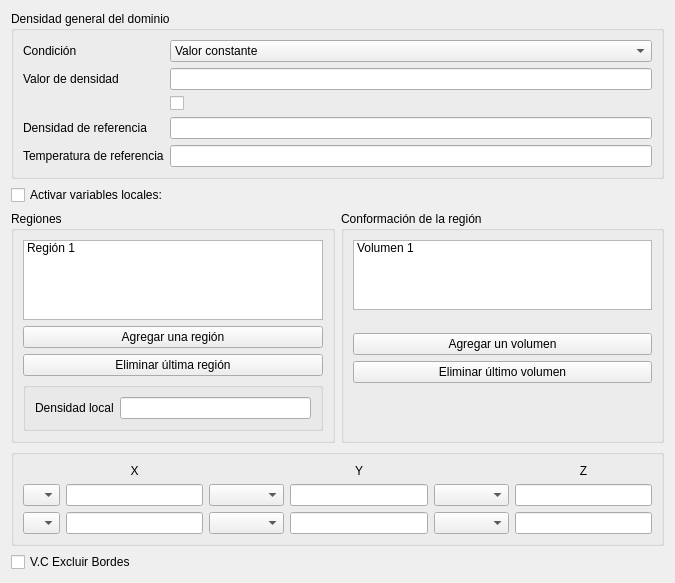
luisdavidrodm/PrePRODIC3D, file densidad_window/ui/densidad_window.ui: the form before one commit.
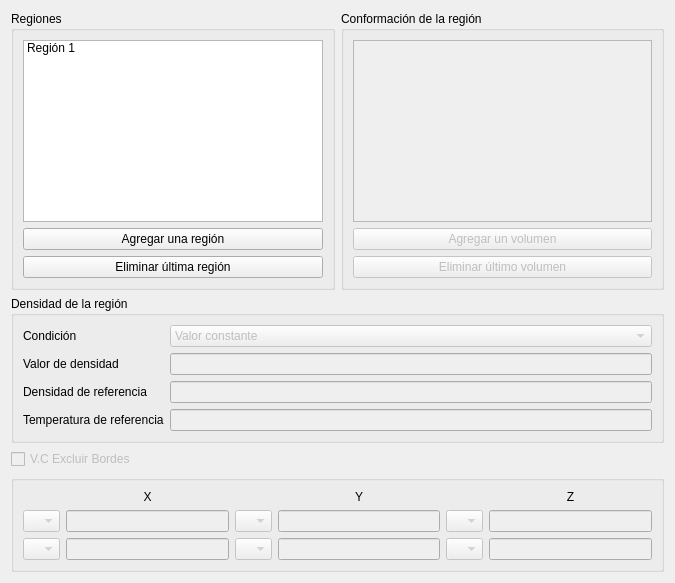
The form after the commit.

```diff
--- a/densidad_window/ui/densidad_window.ui
+++ b/densidad_window/ui/densidad_window.ui
@@ -14,209 +14,24 @@
    <string>Densidad - PrePRODIC3D</string>
   </property>
   <layout class="QGridLayout" name="gridLayout_2">
-   <item row="2" column="0">
-    <widget class="QGroupBox" name="groupBox_2">
-     <property name="title">
-      <string>Regiones</string>
-     </property>
-     <layout class="QVBoxLayout" name="verticalLayout">
-      <item>
-       <widget class="QListWidget" name="lw_regions">
-        <item>
-         <property name="text">
-          <string>Región 1</string>
-         </property>
-        </item>
-       </widget>
-      </item>
-      <item>
-       <widget class="QPushButton" name="pb_add_region">
-        <property name="text">
-         <string>Agregar una región</string>
-        </property>
-       </widget>
-      </item>
-      <item>
-       <widget class="QPushButton" name="pb_remove_region">
-        <property name="text">
-         <string>Eliminar última región</string>
-        </property>
-       </widget>
-      </item>
-      <item>
-       <widget class="QGroupBox" name="groupBox_5">
-        <property name="title">
-         <string/>
-        </property>
-        <layout class="QFormLayout" name="formLayout_2">
-         <item row="0" column="0">
-          <widget class="QLabel" name="label_5">
-           <property name="text">
-            <string>Densidad local</string>
-           </property>
-          </widget>
-         </item>
-         <item row="0" column="1">
-          <widget class="QLineEdit" name="le_local_value"/>
-         </item>
-        </layout>
-       </widget>
-      </item>
-     </layout>
-    </widget>
-   </item>
-   <item row="2" column="1">
-    <widget class="QGroupBox" name="groupBox_3">
-     <property name="title">
-      <string>Conformación de la región</string>
-     </property>
-     <layout class="QVBoxLayout" name="verticalLayout_2">
-      <item>
-       <widget class="QListWidget" name="lw_volumes">
-        <item>
-         <property name="text">
-          <string>Volumen 1</string>
-         </property>
-        </item>
-       </widget>
-      </item>
-      <item>
-       <spacer name="verticalSpacer">
-        <property name="orientation">
-         <enum>Qt::Vertical</enum>
-        </property>
-        <property name="sizeHint" stdset="0">
-         <size>
-          <width>20</width>
-          <height>220</height>
-         </size>
-        </property>
-       </spacer>
-      </item>
-      <item>
-       <widget class="QPushButton" name="pb_add_volume">
-        <property name="text">
-         <string>Agregar un volumen</string>
-        </property>
-       </widget>
-      </item>
-      <item>
-       <widget class="QPushButton" name="pb_remove_volume">
-        <property name="text">
-         <string>Eliminar último volumen</string>
-        </property>
-       </widget>
-      </item>
-      <item>
-       <spacer name="verticalSpacer_2">
-        <property name="orientation">
-         <enum>Qt::Vertical</enum>
-        </property>
-        <property name="sizeHint" stdset="0">
-         <size>
-          <width>20</width>
-          <height>250</height>
-         </size>
-        </property>
-       </spacer>
-      </item>
-     </layout>
-    </widget>
-   </item>
-   <item row="1" column="0" colspan="2">
-    <widget class="QCheckBox" name="chb_local_value">
-     <property name="contextMenuPolicy">
-      <enum>Qt::CustomContextMenu</enum>
-     </property>
-     <property name="layoutDirection">
-      <enum>Qt::LeftToRight</enum>
-     </property>
-     <property name="text">
-      <string>Activar variables locales:</string>
-     </property>
-     <property name="tristate">
-      <bool>false</bool>
-     </property>
-    </widget>
-   </item>
-   <item row="0" column="0" colspan="2">
-    <widget class="QGroupBox" name="groupBox">
-     <property name="title">
-      <string>Densidad general del dominio</string>
-     </property>
-     <layout class="QFormLayout" name="formLayout">
-      <item row="3" column="0">
-       <widget class="QLabel" name="label_2">
-        <property name="text">
-         <string>Valor de densidad</string>
-        </property>
-       </widget>
-      </item>
-      <item row="3" column="1">
-       <widget class="QLineEdit" name="le_general_value"/>
-      </item>
-      <item row="5" column="0">
-       <widget class="QLabel" name="label_3">
-        <property name="text">
-         <string>Densidad de referencia</string>
-        </property>
-       </widget>
-      </item>
-      <item row="5" column="1">
-       <widget class="QLineEdit" name="le_ref_rho"/>
-      </item>
-      <item row="6" column="0">
-       <widget class="QLabel" name="label_4">
-        <property name="text">
-         <string>Temperatura de referencia</string>
-        </property>
-       </widget>
-      </item>
-      <item row="6" column="1">
-       <widget class="QLineEdit" name="le_ref_temp"/>
-      </item>
-      <item row="0" column="0">
-       <widget class="QLabel" name="label">
-        <property name="text">
-         <string>Condición</string>
-        </property>
-       </widget>
-      </item>
-      <item row="0" column="1">
-       <widget class="QComboBox" name="cb_condition">
-        <item>
-         <property name="text">
-          <string>Valor constante</string>
-         </property>
-        </item>
-        <item>
-         <property name="text">
-          <string>Dependiente de la temperatura</string>
-         </property>
-        </item>
-       </widget>
-      </item>
-      <item row="4" column="1">
-       <widget class="QCheckBox" name="chb_ex_value">
-        <property name="text">
-         <string/>
-        </property>
-       </widget>
-      </item>
-     </layout>
-    </widget>
-   </item>
-   <item row="3" column="0" colspan="2">
+   <item row="4" column="0" colspan="2">
     <widget class="QGroupBox" name="groupBox_4">
      <property name="title">
       <string/>
      </property>
      <layout class="QGridLayout" name="gridLayout">
       <item row="2" column="1">
-       <widget class="QLineEdit" name="le_x_end"/>
+       <widget class="QLineEdit" name="le_x_end">
+        <property name="enabled">
+         <bool>false</bool>
+        </property>
+       </widget>
       </item>
       <item row="2" column="4">
        <widget class="QComboBox" name="cb_ex_z_end">
+        <property name="enabled">
+         <bool>false</bool>
+        </property>
         <item>
          <property name="text">
           <string/>
@@ -224,18 +39,21 @@
         </item>
         <item>
          <property name="text">
-          <string>Mayor a</string>
+          <string>&lt;</string>
          </property>
         </item>
         <item>
          <property name="text">
-          <string>Menor a</string>
+          <string>≤</string>
          </property>
         </item>
        </widget>
       </item>
       <item row="2" column="0">
        <widget class="QComboBox" name="cb_ex_x_end">
+        <property name="enabled">
+         <bool>false</bool>
+        </property>
         <item>
          <property name="text">
           <string/>
@@ -255,6 +73,9 @@
       </item>
       <item row="1" column="2">
        <widget class="QComboBox" name="cb_ex_y_start">
+        <property name="enabled">
+         <bool>false</bool>
+        </property>
         <item>
          <property name="text">
           <string/>
@@ -273,10 +94,17 @@
        </widget>
       </item>
       <item row="2" column="5">
-       <widget class="QLineEdit" name="le_z_end"/>
+       <widget class="QLineEdit" name="le_z_end">
+        <property name="enabled">
+         <bool>false</bool>
+        </property>
+       </widget>
       </item>
       <item row="2" column="2">
        <widget class="QComboBox" name="cb_ex_y_end">
+        <property name="enabled">
+         <bool>false</bool>
+        </property>
         <item>
          <property name="text">
           <string/>
@@ -284,18 +112,21 @@
         </item>
         <item>
          <property name="text">
-          <string>Mayor a</string>
+          <string>&lt;</string>
          </property>
         </item>
         <item>
          <property name="text">
-          <string>Menor a</string>
+          <string>≤</string>
          </property>
         </item>
        </widget>
       </item>
       <item row="1" column="0">
        <widget class="QComboBox" name="cb_ex_x_start">
+        <property name="enabled">
+         <bool>false</bool>
+        </property>
         <item>
          <property name="text">
           <string/>
@@ -334,10 +165,17 @@
        </widget>
       </item>
       <item row="1" column="1">
-       <widget class="QLineEdit" name="le_x_start"/>
+       <widget class="QLineEdit" name="le_x_start">
+        <property name="enabled">
+         <bool>false</bool>
+        </property>
+       </widget>
       </item>
       <item row="1" column="4">
        <widget class="QComboBox" name="cb_ex_z_start">
+        <property name="enabled">
+         <bool>false</bool>
+        </property>
         <item>
          <property name="text">
           <string/>
@@ -345,18 +183,22 @@
         </item>
         <item>
          <property name="text">
-          <string>Mayor a</string>
+          <string>&gt;</string>
          </property>
         </item>
         <item>
          <property name="text">
-          <string>Menor a</string>
+          <string>≥</string>
          </property>
         </item>
        </widget>
       </item>
       <item row="2" column="3">
-       <widget class="QLineEdit" name="le_y_end"/>
+       <widget class="QLineEdit" name="le_y_end">
+        <property name="enabled">
+         <bool>false</bool>
+        </property>
+       </widget>
       </item>
       <item row="0" column="5">
        <widget class="QLabel" name="label_10">
@@ -369,21 +211,175 @@
        </widget>
       </item>
       <item row="1" column="5">
-       <widget class="QLineEdit" name="le_z_start"/>
+       <widget class="QLineEdit" name="le_z_start">
+        <property name="enabled">
+         <bool>false</bool>
+        </property>
+       </widget>
       </item>
       <item row="1" column="3">
-       <widget class="QLineEdit" name="le_y_start"/>
+       <widget class="QLineEdit" name="le_y_start">
+        <property name="enabled">
+         <bool>false</bool>
+        </property>
+       </widget>
       </item>
      </layout>
     </widget>
    </item>
-   <item row="4" column="0">
+   <item row="3" column="0">
     <widget class="QCheckBox" name="chb_exclude_borders">
+     <property name="enabled">
+      <bool>false</bool>
+     </property>
      <property name="text">
       <string>V.C Excluir Bordes</string>
      </property>
     </widget>
    </item>
+   <item row="1" column="1">
+    <widget class="QGroupBox" name="groupBox_3">
+     <property name="title">
+      <string>Conformación de la región</string>
+     </property>
+     <layout class="QVBoxLayout" name="verticalLayout_2">
+      <item>
+       <widget class="QListWidget" name="lw_volumes">
+        <property name="enabled">
+         <bool>false</bool>
+        </property>
+       </widget>
+      </item>
+      <item>
+       <widget class="QPushButton" name="pb_add_volume">
+        <property name="enabled">
+         <bool>false</bool>
+        </property>
+        <property name="text">
+         <string>Agregar un volumen</string>
+        </property>
+       </widget>
+      </item>
+      <item>
+       <widget class="QPushButton" name="pb_remove_volume">
+        <property name="enabled">
+         <bool>false</bool>
+        </property>
+        <property name="text">
+         <string>Eliminar último volumen</string>
+        </property>
+       </widget>
+      </item>
+     </layout>
+    </widget>
+   </item>
+   <item row="2" column="0" colspan="2">
+    <widget class="QGroupBox" name="groupBox">
+     <property name="title">
+      <string>Densidad de la región</string>
+     </property>
+     <layout class="QFormLayout" name="formLayout">
+      <item row="0" column="0">
+       <widget class="QLabel" name="label">
+        <property name="text">
+         <string>Condición</string>
+        </property>
+       </widget>
+      </item>
+      <item row="0" column="1">
+       <widget class="QComboBox" name="cb_condition">
+        <property name="enabled">
+         <bool>false</bool>
+        </property>
+        <item>
+         <property name="text">
+          <string>Valor constante</string>
+         </property>
+        </item>
+        <item>
+         <property name="text">
+          <string>Dependiente de la temperatura</string>
+         </property>
+        </item>
+       </widget>
+      </item>
+      <item row="3" column="0">
+       <widget class="QLabel" name="label_2">
+        <property name="text">
+         <string>Valor de densidad</string>
+        </property>
+       </widget>
+      </item>
+      <item row="3" column="1">
+       <widget class="QLineEdit" name="le_local_value">
+        <property name="enabled">
+         <bool>false</bool>
+        </property>
+       </widget>
+      </item>
+      <item row="4" column="0">
+       <widget class="QLabel" name="label_3">
+        <property name="text">
+         <string>Densidad de referencia</string>
+        </property>
+       </widget>
+      </item>
+      <item row="4" column="1">
+       <widget class="QLineEdit" name="le_ref_rho">
+        <property name="enabled">
+         <bool>false</bool>
+        </property>
+       </widget>
+      </item>
+      <item row="5" column="0">
+       <widget class="QLabel" name="label_4">
+        <property name="text">
+         <string>Temperatura de referencia</string>
+        </property>
+       </widget>
+      </item>
+      <item row="5" column="1">
+       <widget class="QLineEdit" name="le_ref_temp">
+        <property name="enabled">
+         <bool>false</bool>
+        </property>
+       </widget>
+      </item>
+     </layout>
+    </widget>
+   </item>
+   <item row="1" column="0">
+    <widget class="QGroupBox" name="groupBox_2">
+     <property name="title">
+      <string>Regiones</string>
+     </property>
+     <layout class="QVBoxLayout" name="verticalLayout">
+      <item>
+       <widget class="QListWidget" name="lw_regions">
+        <item>
+         <property name="text">
+          <string>Región 1</string>
+         </property>
+        </item>
+       </widget>
+      </item>
+      <item>
+       <widget class="QPushButton" name="pb_add_region">
+        <property name="text">
+         <string>Agregar una región</string>
+        </property>
+       </widget>
+      </item>
+      <item>
+       <widget class="QPushButton" name="pb_remove_region">
+        <property name="text">
+         <string>Eliminar última región</string>
+        </property>
+       </widget>
+      </item>
+     </layout>
+    </widget>
+   </item>
   </layout>
  </widget>
  <resources/>
```
